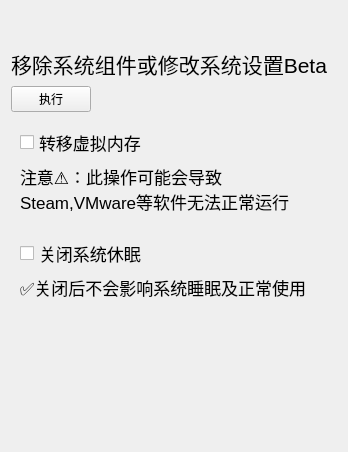
The window that WCMain/resource/ui/senior_ui.ui (darkmatter2048/WindowsCleaner) describes before a commit, drawn with Qt 5.
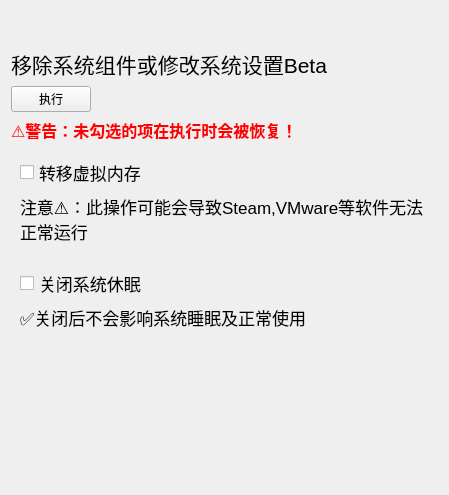
The same window after the commit. Custom widgets are drawn as their Qt base class.

Patch:
```diff
--- a/WCMain/resource/ui/senior_ui.ui
+++ b/WCMain/resource/ui/senior_ui.ui
@@ -6,15 +6,15 @@
    <rect>
     <x>0</x>
     <y>0</y>
-    <width>348</width>
-    <height>452</height>
+    <width>449</width>
+    <height>495</height>
    </rect>
   </property>
   <property name="windowTitle">
    <string>Form</string>
   </property>
-  <layout class="QGridLayout" name="gridLayout_3">
-   <item row="0" column="0">
+  <layout class="QVBoxLayout" name="verticalLayout">
+   <item>
     <widget class="QLabel" name="label_4">
      <property name="minimumSize">
       <size>
@@ -27,7 +27,7 @@
      </property>
     </widget>
    </item>
-   <item row="1" column="0">
+   <item>
     <widget class="TitleLabel" name="label_3">
      <property name="font">
       <font>
@@ -43,7 +43,7 @@
      </property>
     </widget>
    </item>
-   <item row="2" column="0">
+   <item>
     <layout class="QHBoxLayout" name="horizontalLayout">
      <item>
       <widget class="PrimaryPushButton" name="pushButton">
@@ -72,7 +72,28 @@
      </item>
     </layout>
    </item>
-   <item row="3" column="0">
+   <item>
+    <widget class="CaptionLabel" name="label_5">
+     <property name="font">
+      <font>
+       <family>Microsoft YaHei UI</family>
+       <pointsize>12</pointsize>
+       <weight>75</weight>
+       <bold>true</bold>
+      </font>
+     </property>
+     <property name="styleSheet">
+      <string notr="true">color: rgb(255, 0, 0);</string>
+     </property>
+     <property name="text">
+      <string>⚠警告：未勾选的项在执行时会被恢复！</string>
+     </property>
+     <property name="wordWrap">
+      <bool>true</bool>
+     </property>
+    </widget>
+   </item>
+   <item>
     <widget class="CardWidget" name="widget" native="true">
      <layout class="QGridLayout" name="gridLayout">
       <item row="0" column="0">
@@ -107,7 +128,7 @@
      </layout>
     </widget>
    </item>
-   <item row="4" column="0">
+   <item>
     <widget class="CardWidget" name="widget_2" native="true">
      <layout class="QGridLayout" name="gridLayout_2">
       <item row="0" column="0">
@@ -142,7 +163,7 @@
      </layout>
     </widget>
    </item>
-   <item row="5" column="0">
+   <item>
     <spacer name="verticalSpacer">
      <property name="orientation">
       <enum>Qt::Vertical</enum>
```
